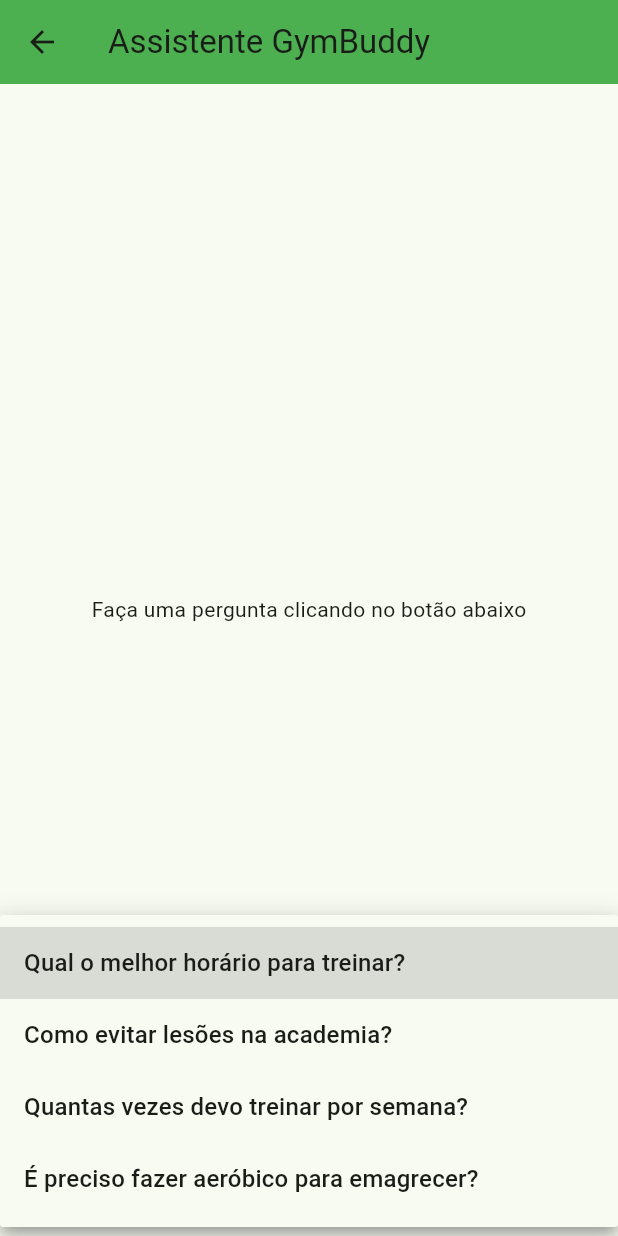
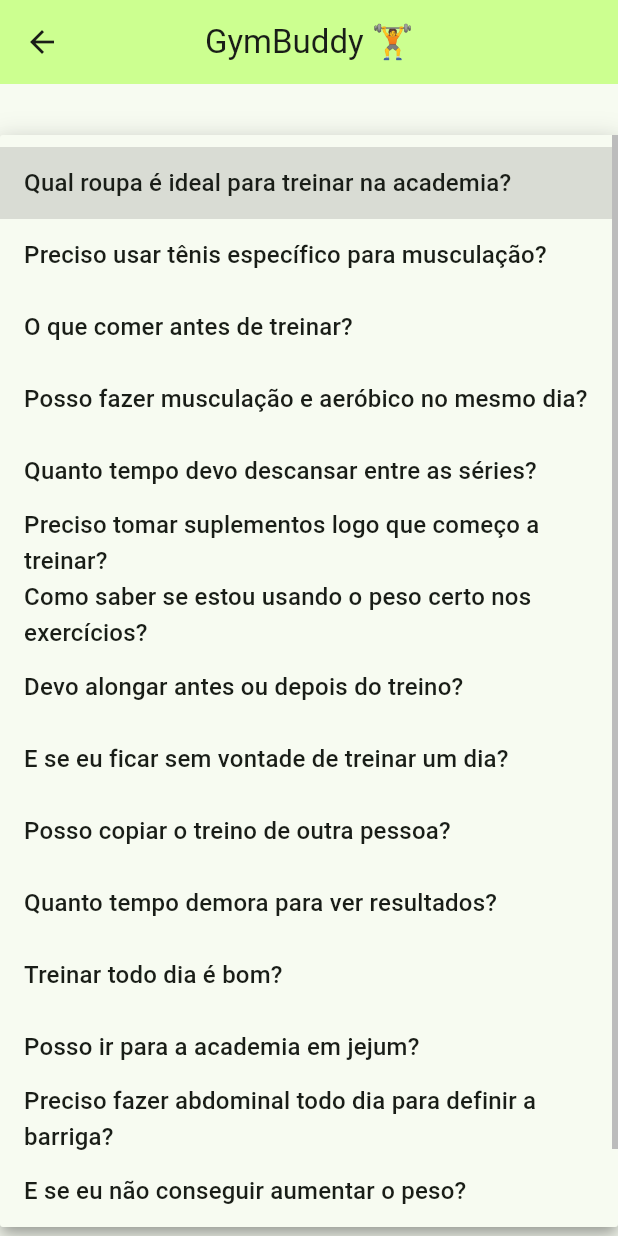
Before and after one commit to renanbaluarte/gymbuddy, a Flutter app: the ChatScreen screen opened by its route, after a tap on "Fazer Pergunta", after a tap on "Escolha uma pergunta", on a phone screen of 412 x 824 dp. Run offline on Flutter 3.47's test engine with Material 3 defaults, Android fonts, the phone set to English and light mode, and no system bars; our stand-ins replace audioplayers.

Commit message:
chat-fixed

```diff
--- a/assets/data/chat_data.json
+++ b/assets/data/chat_data.json
@@ -1,18 +1,66 @@
 [
   {
-    "pergunta": "Qual o melhor horário para treinar?",
-    "resposta": "O melhor horário é aquele em que você se sente mais disposto! Seja manhã, tarde ou noite, o importante é manter a constância."
+    "pergunta": "Qual roupa é ideal para treinar na academia?",
+    "resposta": "Opte por roupas leves e confortáveis, como camisetas de tecido respirável e calças ou shorts que permitam liberdade de movimento. Tecidos que não acumulam suor ajudam muito no conforto durante o treino."
   },
   {
-    "pergunta": "Como evitar lesões na academia?",
-    "resposta": "Sempre faça o aquecimento antes dos exercícios e respeite os limites do seu corpo. A execução correta dos movimentos é essencial."
+    "pergunta": "Preciso usar tênis específico para musculação?",
+    "resposta": "Para musculação, o ideal é usar tênis com sola reta e firme, que ofereçam estabilidade em exercícios como agachamentos. Para atividades aeróbicas, prefira modelos com bom amortecimento para proteger as articulações."
   },
   {
-    "pergunta": "Quantas vezes devo treinar por semana?",
-    "resposta": "Depende do seu objetivo! Para manter a saúde, 3 vezes por semana já é ótimo. Para hipertrofia, entre 4 a 6 dias pode ser mais indicado."
+    "pergunta": "O que comer antes de treinar?",
+    "resposta": "Antes do treino, uma refeição leve com carboidratos e proteínas é uma boa escolha. Exemplos: pão integral com ovo ou iogurte com frutas. Isso ajuda a manter energia e disposição."
   },
   {
-    "pergunta": "É preciso fazer aeróbico para emagrecer?",
-    "resposta": "Aeróbicos ajudam bastante, mas o principal fator é a alimentação. Musculação também contribui para o emagrecimento!"
+    "pergunta": "Posso fazer musculação e aeróbico no mesmo dia?",
+    "resposta": "Sim, é possível. Normalmente, recomenda-se realizar primeiro a musculação, para garantir mais força e estabilidade nos exercícios, e depois o aeróbico para potencializar o gasto calórico."
+  },
+  {
+    "pergunta": "Quanto tempo devo descansar entre as séries?",
+    "resposta": "Para ganho de força, descansos de 2 a 3 minutos são indicados. Para resistência muscular e condicionamento, 30 segundos a 1 minuto costumam ser suficientes."
+  },
+  {
+    "pergunta": "Preciso tomar suplementos logo que começo a treinar?",
+    "resposta": "Não necessariamente. Primeiro, é importante ajustar a alimentação e manter constância nos treinos. Caso seja necessário, procure orientação de um nutricionista."
+  },
+  {
+    "pergunta": "Como saber se estou usando o peso certo nos exercícios?",
+    "resposta": "O peso ideal permite executar todas as repetições com técnica correta, mas ainda oferecendo desafio nas últimas repetições. Se estiver fácil demais ou muito difícil, ajuste a carga."
+  },
+  {
+    "pergunta": "Devo alongar antes ou depois do treino?",
+    "resposta": "Antes, prefira um aquecimento para preparar o corpo. Após o treino, os alongamentos ajudam no relaxamento muscular e melhoram a flexibilidade."
+  },
+  {
+    "pergunta": "E se eu ficar sem vontade de treinar um dia?",
+    "resposta": "Isso acontece com todos. Nesses dias, tente ao menos fazer um treino mais leve para manter o hábito e não quebrar a rotina."
+  },
+  {
+    "pergunta": "Posso copiar o treino de outra pessoa?",
+    "resposta": "Não é o mais indicado, pois cada corpo reage de forma diferente. Use como inspiração, mas adapte ao seu nível e objetivos."
+  },
+  {
+    "pergunta": "Quanto tempo demora para ver resultados?",
+    "resposta": "Seguindo treino e alimentação de forma consistente, em 1 a 2 meses já é possível notar melhorias na disposição e mudanças no corpo. Resultados maiores exigem constância a longo prazo."
+  },
+  {
+    "pergunta": "Treinar todo dia é bom?",
+    "resposta": "Pode ser, desde que haja variação de grupos musculares e respeito aos períodos de descanso. Treinar pesado todos os dias sem recuperação pode gerar sobrecarga."
+  },
+  {
+    "pergunta": "Posso ir para a academia em jejum?",
+    "resposta": "Para treinos leves, pode funcionar. Já para treinos intensos, é melhor fazer uma refeição antes, garantindo energia e evitando mal-estar."
+  },
+  {
+    "pergunta": "Preciso fazer abdominal todo dia para definir a barriga?",
+    "resposta": "Não. A definição abdominal depende mais da redução de gordura corporal, que vem de uma boa alimentação e treino geral. O abdominal fortalece, mas não queima gordura sozinho."
+  },
+  {
+    "pergunta": "E se eu não conseguir aumentar o peso?",
+    "resposta": "Mantenha a calma e continue focando na execução correta. O progresso vem com o tempo, e quando o corpo estiver preparado, será possível aumentar a carga."
+  },
+  {
+    "pergunta": "Vale a pena treinar com parceiro(a)?",
+    "resposta": "Sim. Ter companhia no treino pode aumentar a motivação, ajudar na segurança e tornar a experiência mais agradável. Apenas cuide para manter o foco nas atividades."
   }
 ]
--- a/lib/chat_screen.dart
+++ b/lib/chat_screen.dart
@@ -14,6 +14,8 @@
   List<Map<String, String>> messages = [];
   bool showDropdown = false;
   String? selectedQuestion;
+
+  final ScrollController _scrollController = ScrollController(); // ScrollController
 
   @override
   void initState() {
@@ -35,16 +37,44 @@
     });
   }
 
+  void _scrollToBottom() {
+    WidgetsBinding.instance.addPostFrameCallback((_) {
+      if (_scrollController.hasClients) {
+        _scrollController.animateTo(
+          _scrollController.position.maxScrollExtent,
+          duration: const Duration(milliseconds: 300),
+          curve: Curves.easeOut,
+        );
+      }
+    });
+  }
+
   void onQuestionSelected(String? question) {
     if (question == null) return;
 
     final matched = qaList.firstWhere((element) => element['pergunta'] == question);
+
     setState(() {
       messages.add({'type': 'user', 'text': matched['pergunta']!});
-      messages.add({'type': 'bot', 'text': matched['resposta']!});
+      messages.add({'type': 'bot', 'text': ''}); // Bot começa vazio (digitando)
       selectedQuestion = null;
       showDropdown = false;
     });
+
+    _scrollToBottom(); // Scroll após adicionar pergunta
+    _simulateTyping(matched['resposta']!);
+  }
+
+  Future<void> _simulateTyping(String fullText) async {
+    String currentText = "";
+    for (int i = 0; i < fullText.length; i++) {
+      await Future.delayed(const Duration(milliseconds: 1)); // Velocidade da digitação
+      currentText += fullText[i];
+      setState(() {
+        messages[messages.length - 1] = {'type': 'bot', 'text': currentText};
+      });
+      _scrollToBottom(); // Scroll durante a digitação
+    }
   }
 
   Widget buildMessage(String text, bool isUser) {
@@ -72,8 +102,9 @@
   Widget build(BuildContext context) {
     return Scaffold(
       appBar: AppBar(
-        title: const Text("Assistente GymBuddy"),
-        backgroundColor: Colors.green,
+        title: const Text("GymBuddy 🏋️"),
+        centerTitle: true,
+        backgroundColor: Colors.lightGreenAccent[100],
       ),
       body: Column(
         children: [
@@ -81,7 +112,8 @@
             child: messages.isEmpty
                 ? const Center(child: Text("Faça uma pergunta clicando no botão abaixo"))
                 : ListView.builder(
-              padding: const EdgeInsets.symmetric(vertical: 10),
+              controller: _scrollController,
+              padding: const EdgeInsets.symmetric(vertical: 10).copyWith(bottom: 130), // <-- padding inferior
               itemCount: messages.length,
               itemBuilder: (context, index) {
                 final message = messages[index];
--- a/lib/main.dart
+++ b/lib/main.dart
@@ -17,7 +17,7 @@
   Widget build(BuildContext context) {
     return MaterialApp(
       title: 'GymBuddy',
-      debugShowCheckedModeBanner: false,
+      debugShowCheckedModeBanner: true,
       theme: ThemeData(
         colorScheme: ColorScheme.fromSeed(seedColor: Colors.green),
         useMaterial3: true,
```
